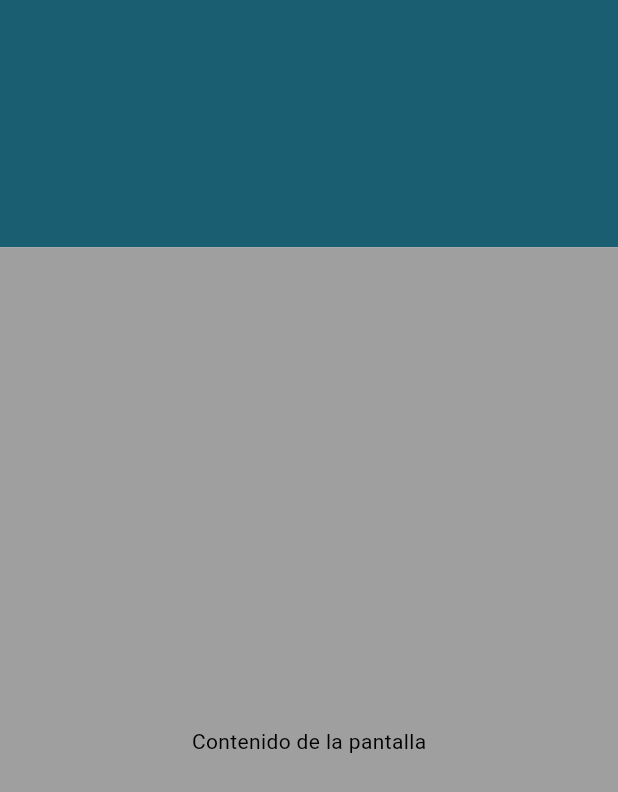
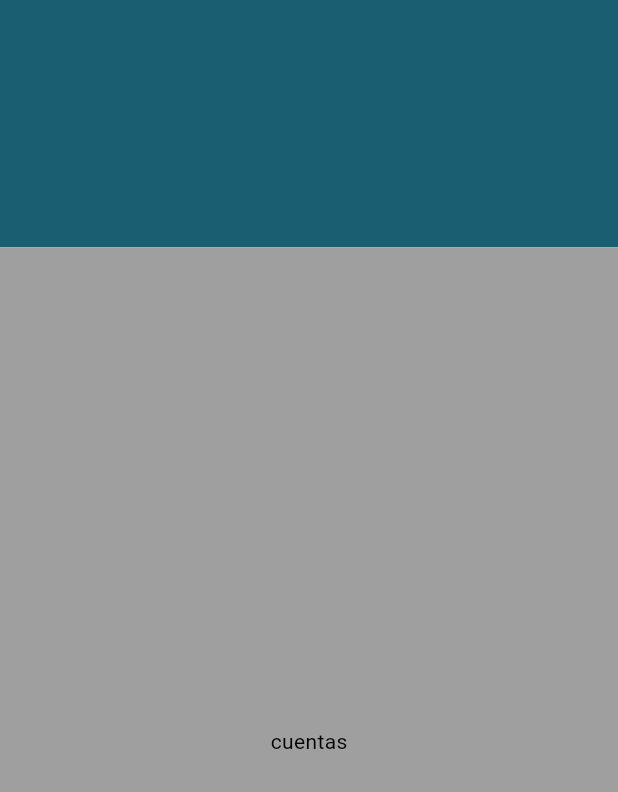
Before and after one commit to softdimo/wapig, a Flutter app: the screen it shows after launch, after a tap on "Iniciar sesión", on a phone screen of 412 x 824 dp. Shown: the top 792 px of the screen. Run offline on Flutter 3.47's test engine with Material 3 defaults, Android fonts, the phone set to English and light mode, and no system bars.

Commit message:
creacion pantalla home, de allí se llama la pantalla de accciones de cuenta y el menú lateral, el home se llama desde el botón de iniciar sesión

```diff
--- /dev/null
+++ b/lib/presentation/screens/home_screen.dart
@@ -0,0 +1,41 @@
+import 'package:flutter/material.dart';
+
+class HomeScreen extends StatefulWidget {
+  const HomeScreen({Key? key}) : super(key: key);
+
+  @override
+  _HomeScreenState createState() => _HomeScreenState();
+}
+
+class _HomeScreenState extends State<HomeScreen> {
+  @override
+  Widget build(BuildContext context) {
+    // Obtener las dimensiones de la pantalla
+    final size = MediaQuery.of(context).size;
+
+    return Scaffold(
+      body: Column(
+        children: [
+          Container(
+            height: size.height * 0.2, // El 50% superior
+            // color: const Color.fromARGB(255, 94, 113, 1), // Color superior
+            // color: const Color(0x195E71), // Color superior
+            color: const Color.fromRGBO(25, 94, 113, 1.0), // Color superior
+          ),
+          Container(
+            height: size.height * 0.8, // El 50% inferior
+            // color: const Color.fromARGB(160, 159, 159, 255), // Color inferior
+            color: const Color.fromRGBO(160, 159, 159, 1.0), // Color inferior
+            child: Center(
+
+              child: Text(
+                'cuentas',
+                style: TextStyle(color: Colors.black),
+              ),
+            ),
+          ),
+        ],
+      ),
+    );
+  }
+}
--- a/lib/presentation/screens/login.dart
+++ b/lib/presentation/screens/login.dart
@@ -2,6 +2,7 @@
 
 import 'package:flutter/material.dart';
 import 'package:wapig/presentation/screens/accion_cuenta_screen.dart';
+import 'package:wapig/presentation/screens/home_screen.dart';
 import 'package:wapig/presentation/screens/recuperar_pw_screen1.dart';
 import 'package:wapig/presentation/screens/registro_screen.dart';
 import 'package:wapig/presentation/widgets/buttons/buttons.dart';
@@ -105,7 +106,7 @@ class _LoginScreenState extends State<LoginScreen> {
                     Navigator.push(
                       context,
                       MaterialPageRoute(
-                          builder: (context) => const AccionCuentaScreen()),
+                        builder: (context) => const HomeScreen()),
                     );
                   },
                   textButton: 'Iniciar sesión',
@@ -128,7 +129,8 @@ class _LoginScreenState extends State<LoginScreen> {
                       MaterialPageRoute(
                           builder: (context) => const RecuperarPwScreen1()),
                     );
-                    }),
+                  }
+                ),
               ],
             ),
           ),
```
Lines whose indentation alone changed are shown as unchanged.
